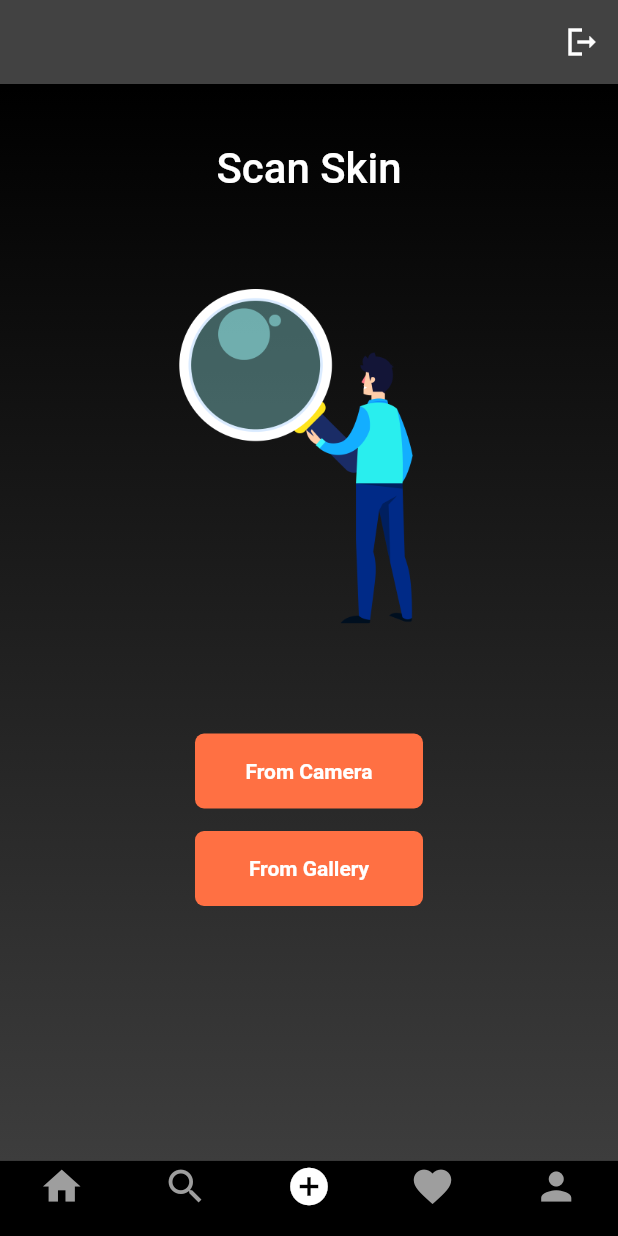
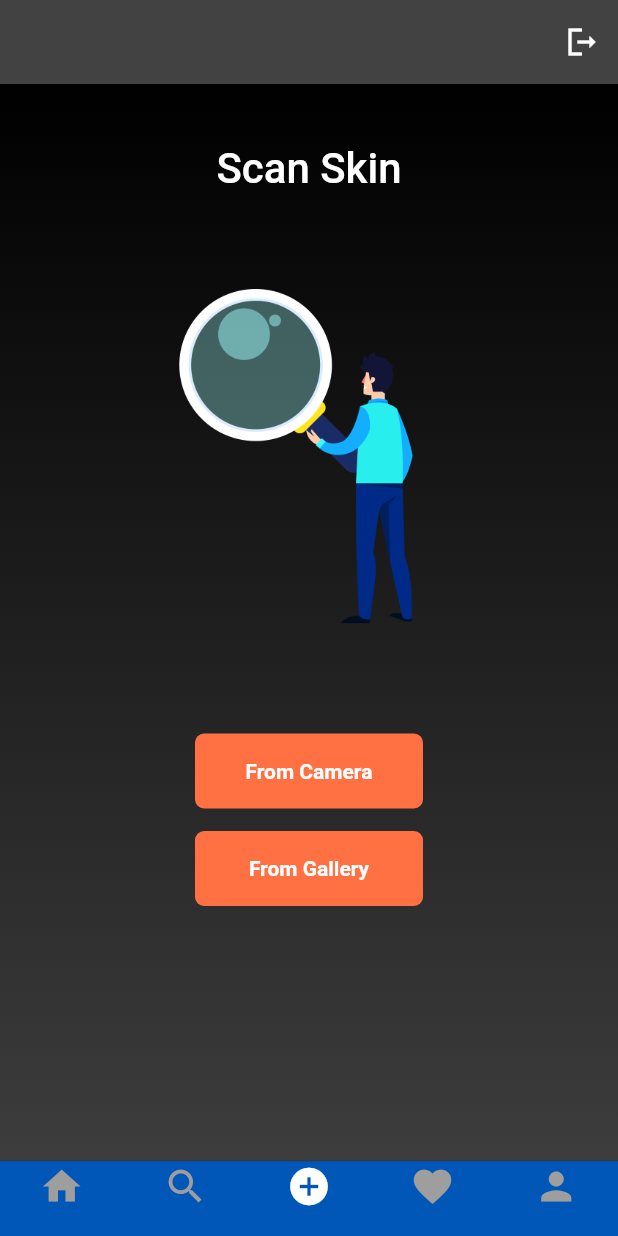
Before and after one commit to Narayan1089/skin_care, a Flutter app: the NavigateScreen screen opened directly, swiped to page 3, on a phone screen of 412 x 824 dp. Run offline on Flutter 3.47's test engine with Material 2 defaults, Android fonts, the phone set to English and light mode, and no system bars; our stand-ins replace cloud_firestore, firebase_auth, firebase_core, flutter_svg, image_picker; missing offline and left inert: tflite; accounts and stored records are empty; network calls fail; project files that could hold a hidden picture were left out.

Commit message:
changes from tushar

```diff
--- a/lib/main.dart
+++ b/lib/main.dart
@@ -23,7 +23,7 @@ class MyApp extends StatelessWidget {
       debugShowCheckedModeBanner: false,
       title: 'Insta Clone',
       theme: ThemeData.dark().copyWith(
-        scaffoldBackgroundColor: mobileBackgroundColor,
+        scaffoldBackgroundColor: white,
       ),
       // home: const ResponsiveLayout(
       //   mobileScreenLayout: MobileScreenLayout(),
--- a/lib/screens/navigate_screen.dart
+++ b/lib/screens/navigate_screen.dart
@@ -1,6 +1,7 @@
 import 'package:flutter/cupertino.dart';
 import 'package:flutter/material.dart';
 import 'package:skin_care/screens/home_screen.dart';
+import 'package:skin_care/utils/colors.dart';
 
 const mobileBackgroundColor = Color.fromRGBO(0, 0, 0, 1);
 const webBackgroundColor = Color.fromRGBO(18, 18, 18, 1);
@@ -62,7 +63,7 @@ class _NavigateScreenState extends State<NavigateScreen> {
         onPageChanged: onPageChanged,
       ),
       bottomNavigationBar: CupertinoTabBar(
-        backgroundColor: mobileBackgroundColor,
+        backgroundColor: maincolor,
         items: <BottomNavigationBarItem>[
           BottomNavigationBarItem(
             icon: Icon(
--- a/lib/utils/colors.dart
+++ b/lib/utils/colors.dart
@@ -6,3 +6,10 @@ const mobileSearchColor = Color.fromRGBO(38, 38, 38, 1);
 const blueColor = Color.fromRGBO(0, 149, 246, 1);
 const primaryColor = Colors.white;
 const secondaryColor = Colors.grey;
+
+
+const maincolor=Color(0xff0057B8);
+const ltblue=Color(0xffACD3FF);
+const dkblue=Color(0xff113258);
+const gyblue=Color(0xff9BA9B9);
+const white=Color(0xffECF5FF);
```
Also changed, not shown: pubspec.lock, 2 other files.
